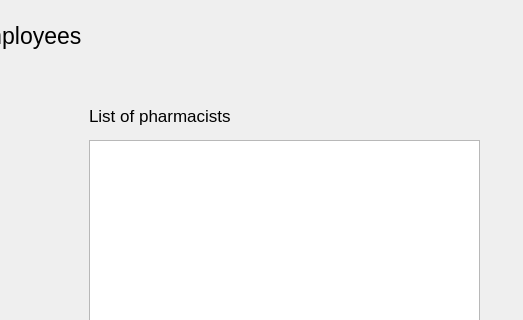
Before: the Qt Designer form employee_window/employee_window.ui in osamamuhammad3623/pharmacy_management_system, drawn with Qt 5; both pictures show x 471 to 994 and y 0 to 320 of the 994 by 648 pixel window.
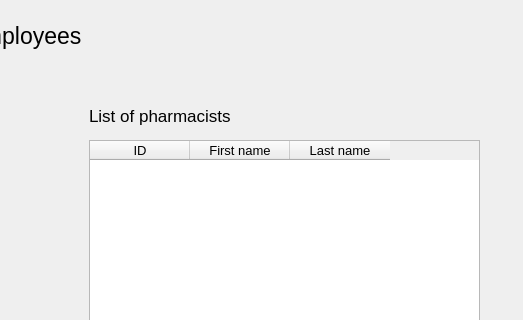
After: the same form once the commit is applied.

Commit message: connection with db done & tested

Diff of the .ui file:
```diff
--- a/employee_window/employee_window.ui
+++ b/employee_window/employee_window.ui
@@ -282,6 +282,27 @@
      <pointsize>10</pointsize>
     </font>
    </property>
+   <property name="selectionMode">
+    <enum>QAbstractItemView::SingleSelection</enum>
+   </property>
+   <property name="selectionBehavior">
+    <enum>QAbstractItemView::SelectRows</enum>
+   </property>
+   <column>
+    <property name="text">
+     <string>ID</string>
+    </property>
+   </column>
+   <column>
+    <property name="text">
+     <string>First name</string>
+    </property>
+   </column>
+   <column>
+    <property name="text">
+     <string>Last name</string>
+    </property>
+   </column>
   </widget>
   <widget class="QPushButton" name="back">
    <property name="geometry">
```
The commit also changes 2 other files.
